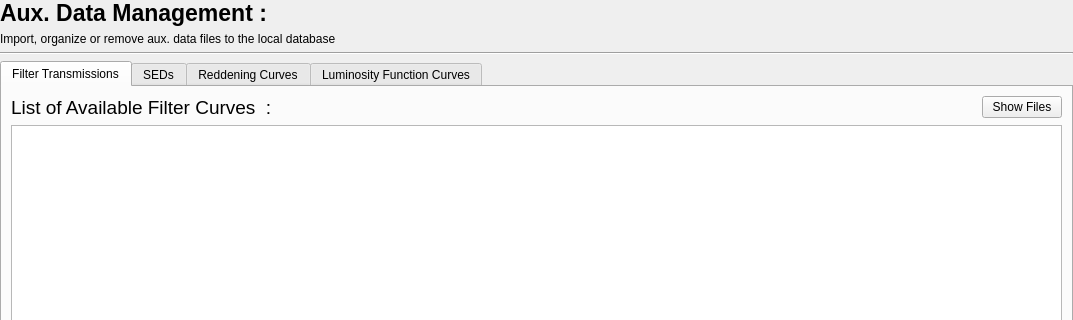
Before: the Qt Designer form PhzQtUI/auxdir/PhzQtUI/FormAuxDataManagement.ui in astrorama/Phosphoros, drawn with Qt 5; both pictures show x 0 to 1073 and y 0 to 320 of the 1073 by 831 pixel window.
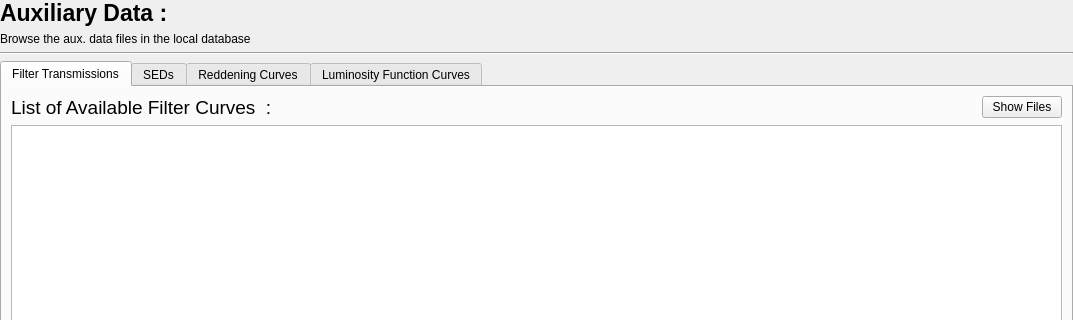
After: the same form once the commit is applied.

Commit message: Modify the message of the Aux. Data management panel [Redmine issue #12444]

Diff of the .ui file:
```diff
--- a/PhzQtUI/auxdir/PhzQtUI/FormAuxDataManagement.ui
+++ b/PhzQtUI/auxdir/PhzQtUI/FormAuxDataManagement.ui
@@ -29,7 +29,7 @@
         </font>
        </property>
        <property name="text">
-        <string>Aux. Data Management :</string>
+        <string>Auxiliary Data :</string>
        </property>
       </widget>
      </item>
@@ -51,7 +51,7 @@
    <item>
     <widget class="QLabel" name="label">
      <property name="text">
-      <string>Import, organize or remove aux. data files to the local database</string>
+      <string>Browse the aux. data files in the local database</string>
      </property>
     </widget>
    </item>
```
